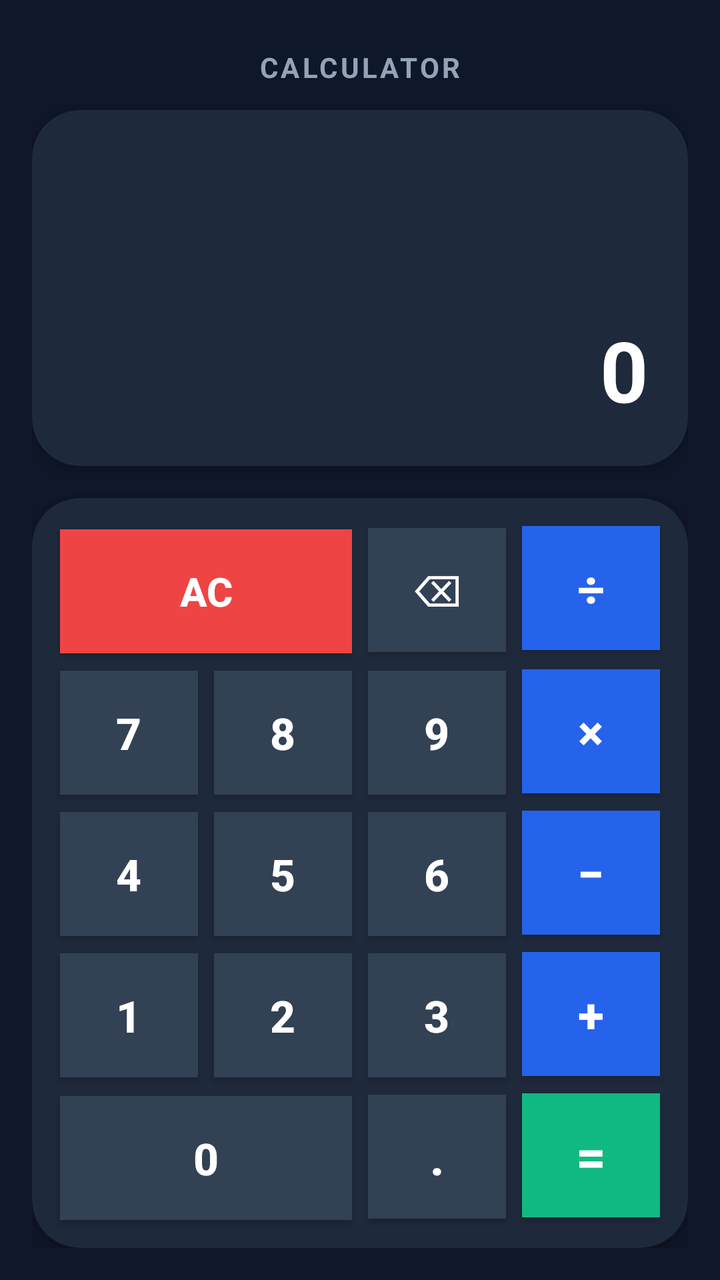
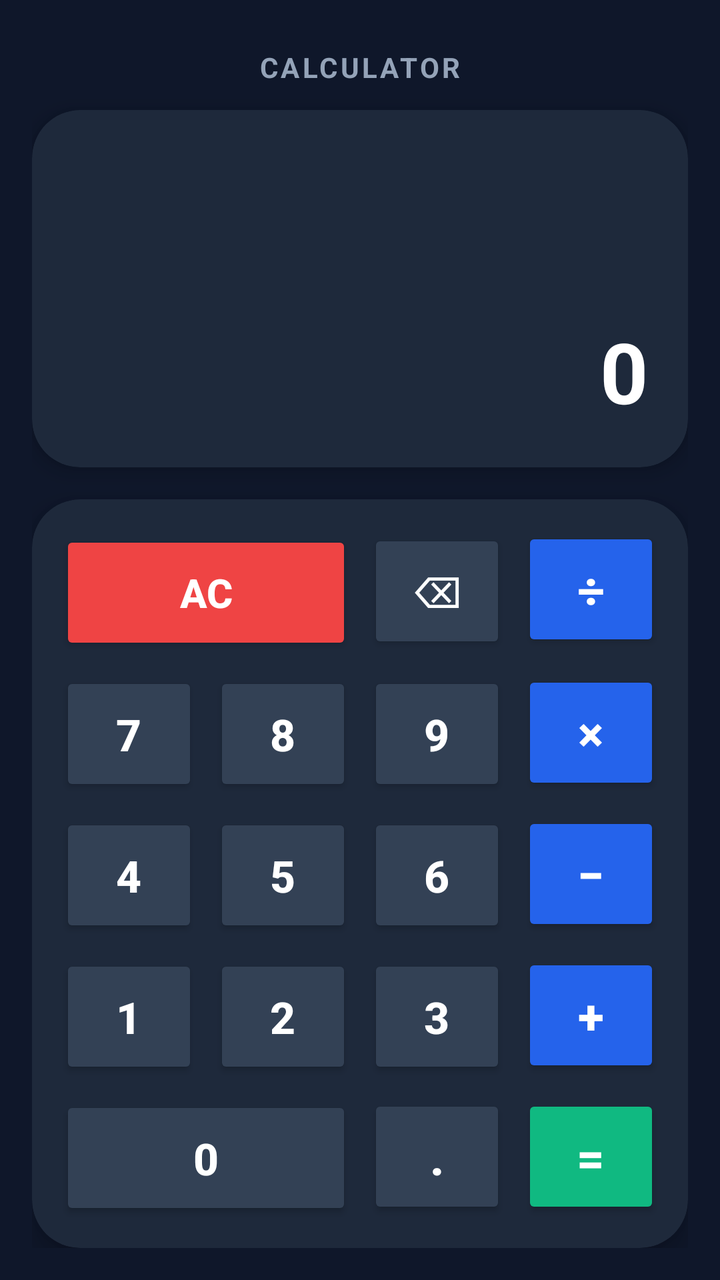

Compare the two renders of this Android layout. The source of the first and the diff that turns it into the second are given below.
<!-- AndroidManifest.xml: application theme Theme.CodeOrbit_SimpleCalculator -->
<!-- res/layout/activity_main.xml -->
<?xml version="1.0" encoding="utf-8"?>
<LinearLayout xmlns:android="http://schemas.android.com/apk/res/android"
    xmlns:app="http://schemas.android.com/apk/res-auto"
    android:layout_width="match_parent"
    android:layout_height="match_parent"
    android:background="#0F172A"
    android:orientation="vertical"
    android:padding="16dp">

    
    <TextView
        android:layout_width="wrap_content"
        android:layout_height="wrap_content"
        android:layout_gravity="center_horizontal"
        android:layout_marginTop="8dp"
        android:layout_marginBottom="12dp"
        android:letterSpacing="0.1"
        android:text="CALCULATOR"
        android:textColor="#94A3B8"
        android:textSize="14sp"
        android:textStyle="bold" />

    
    <androidx.cardview.widget.CardView
        android:layout_width="match_parent"
        android:layout_height="0dp"
        android:layout_weight="1"
        app:cardBackgroundColor="#1E293B"
        app:cardCornerRadius="24dp"
        app:cardElevation="6dp">

        <LinearLayout
            android:layout_width="match_parent"
            android:layout_height="match_parent"
            android:gravity="bottom|end"
            android:orientation="vertical"
            android:padding="20dp">

            <TextView
                android:id="@+id/tvHistory"
                android:layout_width="wrap_content"
                android:layout_height="wrap_content"
                android:text=""
                android:textColor="#94A3B8"
                android:textSize="18sp" />

            <TextView
                android:id="@+id/tvDisplay"
                android:layout_width="wrap_content"
                android:layout_height="wrap_content"
                android:layout_marginTop="6dp"
                android:ellipsize="end"
                android:maxLines="1"
                android:text="0"
                android:textColor="#FFFFFF"
                android:textSize="42sp"
                android:textStyle="bold" />
        </LinearLayout>
    </androidx.cardview.widget.CardView>

    <View
        android:layout_width="match_parent"
        android:layout_height="16dp" />

    
    <androidx.cardview.widget.CardView
        android:layout_width="match_parent"
        android:layout_height="wrap_content"
        app:cardBackgroundColor="#1E293B"
        app:cardCornerRadius="24dp"
        app:cardElevation="8dp">

        <GridLayout
            android:layout_width="match_parent"
            android:layout_height="wrap_content"
            android:alignmentMode="alignMargins"
            android:columnCount="4"
            android:padding="10dp"
            android:rowCount="5">

            
            <androidx.appcompat.widget.AppCompatButton
                android:id="@+id/btnClear"
                android:layout_width="0dp"
                android:layout_height="62dp"
                android:layout_columnSpan="2"
                android:layout_columnWeight="2"
                android:layout_margin="4dp"
                android:background="#EF4444"
                android:text="AC"
                android:textAllCaps="false"
                android:textColor="#FFFFFF"
                android:textSize="20sp"
                android:textStyle="bold" />

            <androidx.appcompat.widget.AppCompatButton
                android:id="@+id/btnBackspace"
                android:layout_width="0dp"
                android:layout_height="62dp"
                android:layout_columnSpan="1"
                android:layout_columnWeight="1"
                android:layout_margin="4dp"
                android:background="#334155"
                android:text="⌫"
                android:textColor="#FFFFFF"
                android:textSize="22sp" />

            <androidx.appcompat.widget.AppCompatButton
                android:id="@+id/btnDivide"
                android:layout_width="0dp"
                android:layout_height="62dp"
                android:layout_columnSpan="1"
                android:layout_columnWeight="1"
                android:layout_margin="4dp"
                android:background="#2563EB"
                android:text="÷"
                android:textColor="#FFFFFF"
                android:textSize="24sp"
                android:textStyle="bold" />

            
            <androidx.appcompat.widget.AppCompatButton
                android:id="@+id/btn7"
                android:layout_width="0dp"
                android:layout_height="62dp"
                android:layout_columnSpan="1"
                android:layout_columnWeight="1"
                android:layout_margin="4dp"
                android:background="#334155"
                android:text="7"
                android:textColor="#FFFFFF"
                android:textSize="22sp"
                android:textStyle="bold" />

            <androidx.appcompat.widget.AppCompatButton
                android:id="@+id/btn8"
                android:layout_width="0dp"
                android:layout_height="62dp"
                android:layout_columnSpan="1"
                android:layout_columnWeight="1"
                android:layout_margin="4dp"
                android:background="#334155"
                android:text="8"
                android:textColor="#FFFFFF"
                android:textSize="22sp"
                android:textStyle="bold" />

            <androidx.appcompat.widget.AppCompatButton
                android:id="@+id/btn9"
                android:layout_width="0dp"
                android:layout_height="62dp"
                android:layout_columnSpan="1"
                android:layout_columnWeight="1"
                android:layout_margin="4dp"
                android:background="#334155"
                android:text="9"
                android:textColor="#FFFFFF"
                android:textSize="22sp"
                android:textStyle="bold" />

            <androidx.appcompat.widget.AppCompatButton
                android:id="@+id/btnMultiply"
                android:layout_width="0dp"
                android:layout_height="62dp"
                android:layout_columnSpan="1"
                android:layout_columnWeight="1"
                android:layout_margin="4dp"
                android:background="#2563EB"
                android:text="×"
                android:textColor="#FFFFFF"
                android:textSize="24sp"
                android:textStyle="bold" />

            
            <androidx.appcompat.widget.AppCompatButton
                android:id="@+id/btn4"
                android:layout_width="0dp"
                android:layout_height="62dp"
                android:layout_columnSpan="1"
                android:layout_columnWeight="1"
                android:layout_margin="4dp"
                android:background="#334155"
                android:text="4"
                android:textColor="#FFFFFF"
                android:textSize="22sp"
                android:textStyle="bold" />

            <androidx.appcompat.widget.AppCompatButton
                android:id="@+id/btn5"
                android:layout_width="0dp"
                android:layout_height="62dp"
                android:layout_columnSpan="1"
                android:layout_columnWeight="1"
                android:layout_margin="4dp"
                android:background="#334155"
                android:text="5"
                android:textColor="#FFFFFF"
                android:textSize="22sp"
                android:textStyle="bold" />

            <androidx.appcompat.widget.AppCompatButton
                android:id="@+id/btn6"
                android:layout_width="0dp"
                android:layout_height="62dp"
                android:layout_columnSpan="1"
                android:layout_columnWeight="1"
                android:layout_margin="4dp"
                android:background="#334155"
                android:text="6"
                android:textColor="#FFFFFF"
                android:textSize="22sp"
                android:textStyle="bold" />

            <androidx.appcompat.widget.AppCompatButton
                android:id="@+id/btnSubtract"
                android:layout_width="0dp"
                android:layout_height="62dp"
                android:layout_columnSpan="1"
                android:layout_columnWeight="1"
                android:layout_margin="4dp"
                android:background="#2563EB"
                android:text="−"
                android:textColor="#FFFFFF"
                android:textSize="24sp"
                android:textStyle="bold" />

            
            <androidx.appcompat.widget.AppCompatButton
                android:id="@+id/btn1"
                android:layout_width="0dp"
                android:layout_height="62dp"
                android:layout_columnSpan="1"
                android:layout_columnWeight="1"
                android:layout_margin="4dp"
                android:background="#334155"
                android:text="1"
                android:textColor="#FFFFFF"
                android:textSize="22sp"
                android:textStyle="bold" />

            <androidx.appcompat.widget.AppCompatButton
                android:id="@+id/btn2"
                android:layout_width="0dp"
                android:layout_height="62dp"
                android:layout_columnSpan="1"
                android:layout_columnWeight="1"
                android:layout_margin="4dp"
                android:background="#334155"
                android:text="2"
                android:textColor="#FFFFFF"
                android:textSize="22sp"
                android:textStyle="bold" />

            <androidx.appcompat.widget.AppCompatButton
                android:id="@+id/btn3"
                android:layout_width="0dp"
                android:layout_height="62dp"
                android:layout_columnSpan="1"
                android:layout_columnWeight="1"
                android:layout_margin="4dp"
                android:background="#334155"
                android:text="3"
                android:textColor="#FFFFFF"
                android:textSize="22sp"
                android:textStyle="bold" />

            <androidx.appcompat.widget.AppCompatButton
                android:id="@+id/btnAdd"
                android:layout_width="0dp"
                android:layout_height="62dp"
                android:layout_columnSpan="1"
                android:layout_columnWeight="1"
                android:layout_margin="4dp"
                android:background="#2563EB"
                android:text="+"
                android:textColor="#FFFFFF"
                android:textSize="24sp"
                android:textStyle="bold" />

            
            <androidx.appcompat.widget.AppCompatButton
                android:id="@+id/btn0"
                android:layout_width="0dp"
                android:layout_height="62dp"
                android:layout_columnSpan="2"
                android:layout_columnWeight="2"
                android:layout_margin="4dp"
                android:background="#334155"
                android:text="0"
                android:textColor="#FFFFFF"
                android:textSize="22sp"
                android:textStyle="bold" />

            <androidx.appcompat.widget.AppCompatButton
                android:id="@+id/btnDot"
                android:layout_width="0dp"
                android:layout_height="62dp"
                android:layout_columnSpan="1"
                android:layout_columnWeight="1"
                android:layout_margin="4dp"
                android:background="#334155"
                android:text="."
                android:textColor="#FFFFFF"
                android:textSize="24sp"
                android:textStyle="bold" />

            <androidx.appcompat.widget.AppCompatButton
                android:id="@+id/btnEquals"
                android:layout_width="0dp"
                android:layout_height="62dp"
                android:layout_columnSpan="1"
                android:layout_columnWeight="1"
                android:layout_margin="4dp"
                android:background="#10B981"
                android:text="="
                android:textColor="#FFFFFF"
                android:textSize="26sp"
                android:textStyle="bold" />

        </GridLayout>
    </androidx.cardview.widget.CardView>

</LinearLayout>
<!-- resources referenced by this layout -->
<resources>
  <style name="Theme.CodeOrbit_SimpleCalculator" parent="Base.Theme.CodeOrbit_SimpleCalculator" />
  <style name="Base.Theme.CodeOrbit_SimpleCalculator" parent="Theme.Material3.DayNight.NoActionBar">
          
          
      </style>
</resources>

<!-- the commit's change to res/layout/activity_main.xml (unified diff, before → after) -->
@@ -7,7 +7,6 @@
     android:orientation="vertical"
     android:padding="16dp">
 
-    
     <TextView
         android:layout_width="wrap_content"
         android:layout_height="wrap_content"
@@ -20,7 +19,6 @@
         android:textSize="14sp"
         android:textStyle="bold" />
 
-    
     <androidx.cardview.widget.CardView
         android:layout_width="match_parent"
         android:layout_height="0dp"
@@ -62,7 +60,6 @@
         android:layout_width="match_parent"
         android:layout_height="16dp" />
 
-    
     <androidx.cardview.widget.CardView
         android:layout_width="match_parent"
         android:layout_height="wrap_content"
@@ -79,242 +76,242 @@
             android:rowCount="5">
 
             
-            <androidx.appcompat.widget.AppCompatButton
+            <Button
                 android:id="@+id/btnClear"
                 android:layout_width="0dp"
                 android:layout_height="62dp"
                 android:layout_columnSpan="2"
                 android:layout_columnWeight="2"
                 android:layout_margin="4dp"
-                android:background="#EF4444"
+                android:backgroundTint="#EF4444"
                 android:text="AC"
                 android:textAllCaps="false"
                 android:textColor="#FFFFFF"
                 android:textSize="20sp"
                 android:textStyle="bold" />
 
-            <androidx.appcompat.widget.AppCompatButton
+            <Button
                 android:id="@+id/btnBackspace"
                 android:layout_width="0dp"
                 android:layout_height="62dp"
                 android:layout_columnSpan="1"
                 android:layout_columnWeight="1"
                 android:layout_margin="4dp"
-                android:background="#334155"
+                android:backgroundTint="#334155"
                 android:text="⌫"
                 android:textColor="#FFFFFF"
                 android:textSize="22sp" />
 
-            <androidx.appcompat.widget.AppCompatButton
+            <Button
                 android:id="@+id/btnDivide"
                 android:layout_width="0dp"
                 android:layout_height="62dp"
                 android:layout_columnSpan="1"
                 android:layout_columnWeight="1"
                 android:layout_margin="4dp"
-                android:background="#2563EB"
+                android:backgroundTint="#2563EB"
                 android:text="÷"
                 android:textColor="#FFFFFF"
                 android:textSize="24sp"
                 android:textStyle="bold" />
 
             
-            <androidx.appcompat.widget.AppCompatButton
+            <Button
                 android:id="@+id/btn7"
                 android:layout_width="0dp"
                 android:layout_height="62dp"
                 android:layout_columnSpan="1"
                 android:layout_columnWeight="1"
                 android:layout_margin="4dp"
-                android:background="#334155"
+                android:backgroundTint="#334155"
                 android:text="7"
                 android:textColor="#FFFFFF"
                 android:textSize="22sp"
                 android:textStyle="bold" />
 
-            <androidx.appcompat.widget.AppCompatButton
+            <Button
                 android:id="@+id/btn8"
                 android:layout_width="0dp"
                 android:layout_height="62dp"
                 android:layout_columnSpan="1"
                 android:layout_columnWeight="1"
                 android:layout_margin="4dp"
-                android:background="#334155"
+                android:backgroundTint="#334155"
                 android:text="8"
                 android:textColor="#FFFFFF"
                 android:textSize="22sp"
                 android:textStyle="bold" />
 
-            <androidx.appcompat.widget.AppCompatButton
+            <Button
                 android:id="@+id/btn9"
                 android:layout_width="0dp"
                 android:layout_height="62dp"
                 android:layout_columnSpan="1"
                 android:layout_columnWeight="1"
                 android:layout_margin="4dp"
-                android:background="#334155"
+                android:backgroundTint="#334155"
                 android:text="9"
                 android:textColor="#FFFFFF"
                 android:textSize="22sp"
                 android:textStyle="bold" />
 
-            <androidx.appcompat.widget.AppCompatButton
+            <Button
                 android:id="@+id/btnMultiply"
                 android:layout_width="0dp"
                 android:layout_height="62dp"
                 android:layout_columnSpan="1"
                 android:layout_columnWeight="1"
                 android:layout_margin="4dp"
-                android:background="#2563EB"
+                android:backgroundTint="#2563EB"
                 android:text="×"
                 android:textColor="#FFFFFF"
                 android:textSize="24sp"
                 android:textStyle="bold" />
 
             
-            <androidx.appcompat.widget.AppCompatButton
+            <Button
                 android:id="@+id/btn4"
                 android:layout_width="0dp"
                 android:layout_height="62dp"
                 android:layout_columnSpan="1"
                 android:layout_columnWeight="1"
                 android:layout_margin="4dp"
-                android:background="#334155"
+                android:backgroundTint="#334155"
                 android:text="4"
                 android:textColor="#FFFFFF"
                 android:textSize="22sp"
                 android:textStyle="bold" />
 
-            <androidx.appcompat.widget.AppCompatButton
+            <Button
                 android:id="@+id/btn5"
                 android:layout_width="0dp"
                 android:layout_height="62dp"
                 android:layout_columnSpan="1"
                 android:layout_columnWeight="1"
                 android:layout_margin="4dp"
-                android:background="#334155"
+                android:backgroundTint="#334155"
                 android:text="5"
                 android:textColor="#FFFFFF"
                 android:textSize="22sp"
                 android:textStyle="bold" />
 
-            <androidx.appcompat.widget.AppCompatButton
+            <Button
                 android:id="@+id/btn6"
                 android:layout_width="0dp"
                 android:layout_height="62dp"
                 android:layout_columnSpan="1"
                 android:layout_columnWeight="1"
                 android:layout_margin="4dp"
-                android:background="#334155"
+                android:backgroundTint="#334155"
                 android:text="6"
                 android:textColor="#FFFFFF"
                 android:textSize="22sp"
                 android:textStyle="bold" />
 
-            <androidx.appcompat.widget.AppCompatButton
+            <Button
                 android:id="@+id/btnSubtract"
                 android:layout_width="0dp"
                 android:layout_height="62dp"
                 android:layout_columnSpan="1"
                 android:layout_columnWeight="1"
                 android:layout_margin="4dp"
-                android:background="#2563EB"
+                android:backgroundTint="#2563EB"
                 android:text="−"
                 android:textColor="#FFFFFF"
                 android:textSize="24sp"
                 android:textStyle="bold" />
 
             
-            <androidx.appcompat.widget.AppCompatButton
+            <Button
                 android:id="@+id/btn1"
                 android:layout_width="0dp"
                 android:layout_height="62dp"
                 android:layout_columnSpan="1"
                 android:layout_columnWeight="1"
                 android:layout_margin="4dp"
-                android:background="#334155"
+                android:backgroundTint="#334155"
                 android:text="1"
                 android:textColor="#FFFFFF"
                 android:textSize="22sp"
                 android:textStyle="bold" />
 
-            <androidx.appcompat.widget.AppCompatButton
+            <Button
                 android:id="@+id/btn2"
                 android:layout_width="0dp"
                 android:layout_height="62dp"
                 android:layout_columnSpan="1"
                 android:layout_columnWeight="1"
                 android:layout_margin="4dp"
-                android:background="#334155"
+                android:backgroundTint="#334155"
                 android:text="2"
                 android:textColor="#FFFFFF"
                 android:textSize="22sp"
                 android:textStyle="bold" />
 
-            <androidx.appcompat.widget.AppCompatButton
+            <Button
                 android:id="@+id/btn3"
                 android:layout_width="0dp"
                 android:layout_height="62dp"
                 android:layout_columnSpan="1"
                 android:layout_columnWeight="1"
                 android:layout_margin="4dp"
-                android:background="#334155"
+                android:backgroundTint="#334155"
                 android:text="3"
                 android:textColor="#FFFFFF"
                 android:textSize="22sp"
                 android:textStyle="bold" />
 
-            <androidx.appcompat.widget.AppCompatButton
+            <Button
                 android:id="@+id/btnAdd"
                 android:layout_width="0dp"
                 android:layout_height="62dp"
                 android:layout_columnSpan="1"
                 android:layout_columnWeight="1"
                 android:layout_margin="4dp"
-                android:background="#2563EB"
+                android:backgroundTint="#2563EB"
                 android:text="+"
                 android:textColor="#FFFFFF"
                 android:textSize="24sp"
                 android:textStyle="bold" />
 
             
-            <androidx.appcompat.widget.AppCompatButton
+            <Button
                 android:id="@+id/btn0"
                 android:layout_width="0dp"
                 android:layout_height="62dp"
                 android:layout_columnSpan="2"
                 android:layout_columnWeight="2"
                 android:layout_margin="4dp"
-                android:background="#334155"
+                android:backgroundTint="#334155"
                 android:text="0"
                 android:textColor="#FFFFFF"
                 android:textSize="22sp"
                 android:textStyle="bold" />
 
-            <androidx.appcompat.widget.AppCompatButton
+            <Button
                 android:id="@+id/btnDot"
                 android:layout_width="0dp"
                 android:layout_height="62dp"
                 android:layout_columnSpan="1"
                 android:layout_columnWeight="1"
                 android:layout_margin="4dp"
-                android:background="#334155"
+                android:backgroundTint="#334155"
                 android:text="."
                 android:textColor="#FFFFFF"
                 android:textSize="24sp"
                 android:textStyle="bold" />
 
-            <androidx.appcompat.widget.AppCompatButton
+            <Button
                 android:id="@+id/btnEquals"
                 android:layout_width="0dp"
                 android:layout_height="62dp"
                 android:layout_columnSpan="1"
                 android:layout_columnWeight="1"
                 android:layout_margin="4dp"
-                android:background="#10B981"
+                android:backgroundTint="#10B981"
                 android:text="="
                 android:textColor="#FFFFFF"
-                android:textSize="26sp"
+                android:textSize="24sp"
                 android:textStyle="bold" />
 
         </GridLayout>
